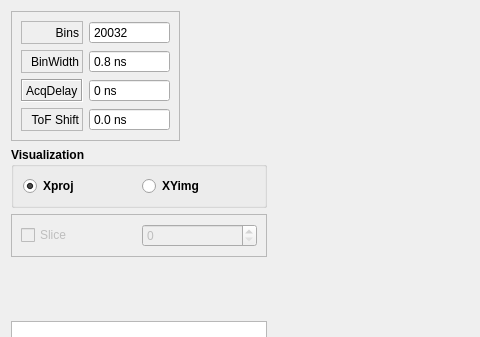
DinkoAtanasov/TofCA, file forms/original/plot_dlg.ui: the form before one commit; both pictures show x 0 to 480 and y 0 to 337 of the 899 by 484 pixel window.
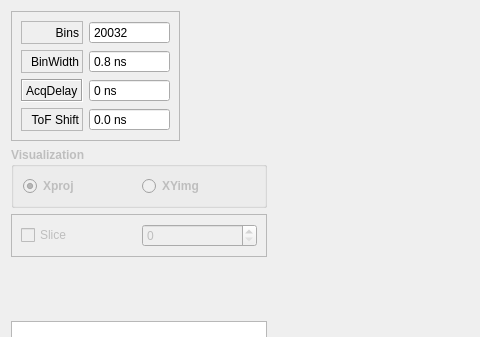
The form after the commit.

Diff of the .ui file:
```diff
--- a/forms/original/plot_dlg.ui
+++ b/forms/original/plot_dlg.ui
@@ -215,7 +215,10 @@
     </widget>
    </item>
    <item row="1" column="0">
-    <widget class="QGroupBox" name="groupBox">
+    <widget class="QGroupBox" name="visBox">
+     <property name="enabled">
+      <bool>false</bool>
+     </property>
      <property name="font">
       <font>
        <bold>true</bold>
```
